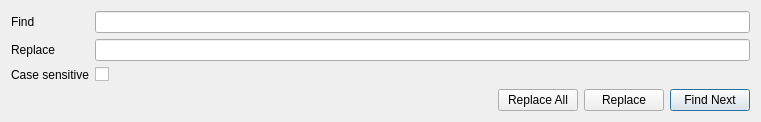
This is src/ted/finddialog.ui in PhilMoe/cerberus as Qt 5 draws it before an edit. The edited form follows.
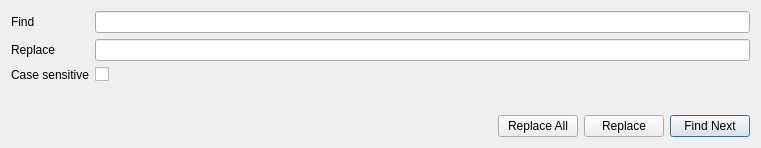
This is the edited form.

What changed in the file:
```diff
--- a/src/ted/finddialog.ui
+++ b/src/ted/finddialog.ui
@@ -7,7 +7,7 @@
     <x>0</x>
     <y>0</y>
     <width>761</width>
-    <height>122</height>
+    <height>148</height>
    </rect>
   </property>
   <property name="windowTitle">
@@ -84,6 +84,9 @@
        <property name="text">
         <string>Replace All</string>
        </property>
+       <property name="autoDefault">
+        <bool>false</bool>
+       </property>
       </widget>
      </item>
      <item>
@@ -91,6 +94,9 @@
        <property name="text">
         <string>Replace</string>
        </property>
+       <property name="autoDefault">
+        <bool>false</bool>
+       </property>
       </widget>
      </item>
      <item>
```
